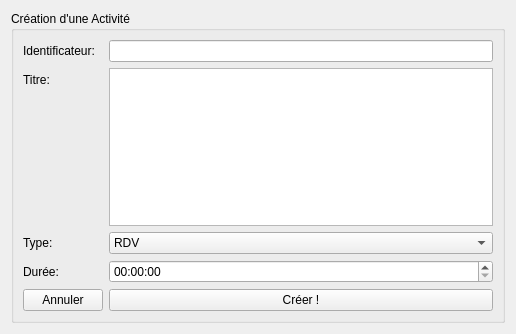
Stardust1002/Project_Calendar, file Project_Calendar/GUI/ajouteractivite.ui: the form before one commit.
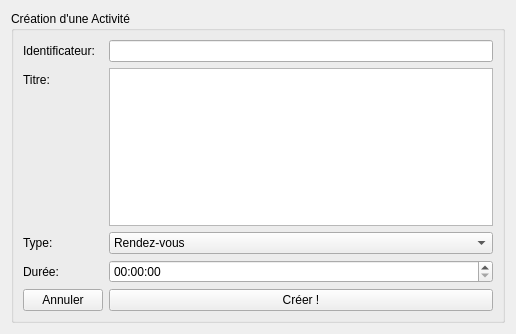
The form after the commit.

What changed in the file:
```diff
--- a/Project_Calendar/GUI/ajouteractivite.ui
+++ b/Project_Calendar/GUI/ajouteractivite.ui
@@ -58,7 +58,7 @@
        <widget class="QComboBox" name="type">
         <item>
          <property name="text">
-          <string>RDV</string>
+          <string>Rendez-vous</string>
          </property>
         </item>
         <item>
```
